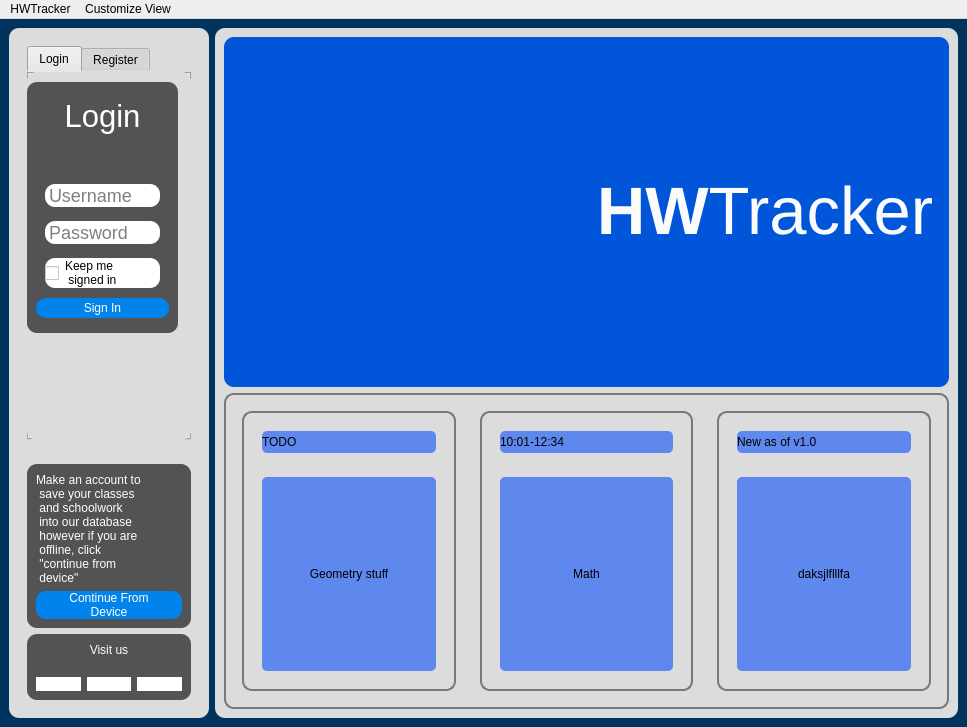
Above: uifiles/main.ui from weakunix/python_git before the change. Below: the same form after it.
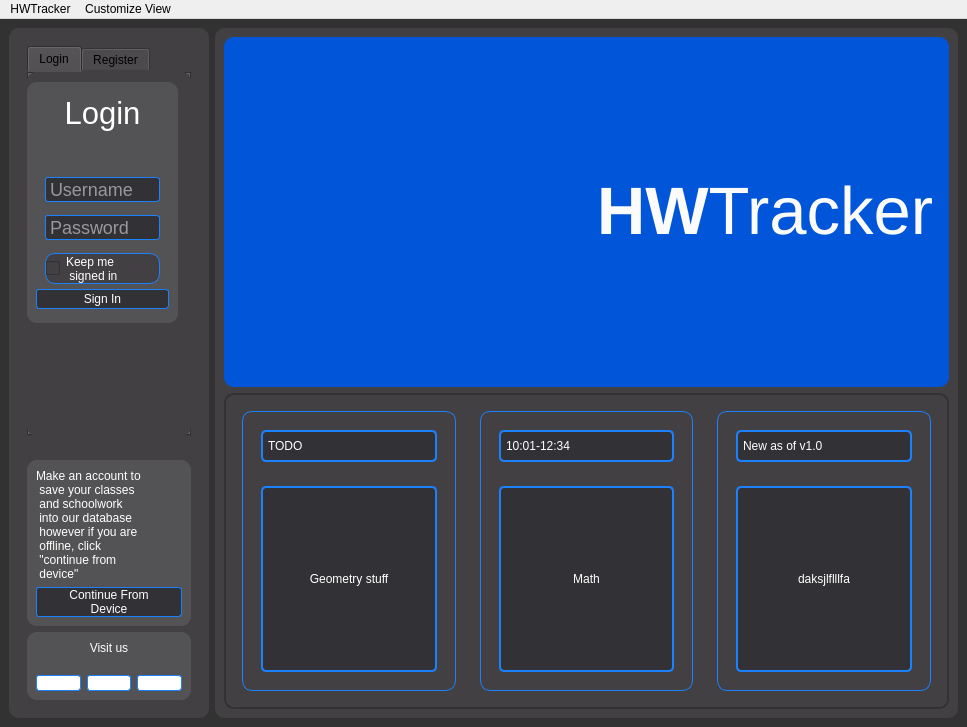
That is the form after the change. Icons and pictures are not drawn.

```diff
--- a/uifiles/main.ui
+++ b/uifiles/main.ui
@@ -24,7 +24,7 @@
   </property>
   <property name="styleSheet">
    <string notr="true">QMainWindow{
-	background:rgb(0, 51, 94);
+	background:rgb(51, 50, 51);
 }</string>
   </property>
   <widget class="QWidget" name="centralwidget">
@@ -45,22 +45,24 @@
       </property>
       <property name="styleSheet">
        <string notr="true">QWidget{
-	background:rgb(220, 220, 220);
+	background:rgb(66, 64, 66);
 	border-radius: 10px;
 }
 QPushButton{
 	color:rgb(255, 255, 255);
-	background:rgb(0, 132, 235);
-	border-radius: 10px;
+	background: rgb(50, 50, 54);
+	border-radius:3px;
+	border: 1px solid rgb(27, 129, 255);
 }
 QPushButton:hover{
 	border:1px solid rgb(213, 214, 146);
 }
 QLineEdit{
 	font-size:18px;
-	background:rgb(255, 255, 255);
-	border-radius:10px;
-	border:0px solid;
+	background: rgb(50, 50, 54);
+	color: rgb(255, 255, 255);
+	border-radius:3px;
+	border: 1px solid rgb(27, 129, 255);
 	padding-left:2px;
 	padding-right:2px;
 }
@@ -68,7 +70,9 @@
 	border:1px solid rgb(213, 214, 146);
 }
 QCheckBox{
-	background:rgb(255, 255, 255);
+	background: rgb(66, 64, 66);
+	border: 1px solid rgb(27, 129, 255);
+	color:rgb(255, 255, 255);
 }
 QCheckBox:hover{
 	border:1px solid rgb(213, 214, 146);
@@ -102,7 +106,7 @@
                 <x>0</x>
                 <y>10</y>
                 <width>151</width>
-                <height>251</height>
+                <height>241</height>
                </rect>
               </property>
               <property name="minimumSize">
@@ -183,15 +187,15 @@
                   <enum>QFrame::Sunken</enum>
                  </property>
                  <layout class="QVBoxLayout" name="verticalLayout">
-                  <item>
-                   <widget class="QLineEdit" name="passwordInputS">
-                    <property name="placeholderText">
-                     <string>Username</string>
-                    </property>
-                   </widget>
-                  </item>
                   <item>
                    <widget class="QLineEdit" name="UsernameInputS">
+                    <property name="placeholderText">
+                     <string>Username</string>
+                    </property>
+                   </widget>
+                  </item>
+                  <item>
+                   <widget class="QLineEdit" name="PasswordInputS">
                     <property name="font">
                      <font>
                       <pointsize>-1</pointsize>
@@ -508,8 +512,8 @@
                </property>
                <property name="iconSize">
                 <size>
-                 <width>32</width>
-                 <height>32</height>
+                 <width>40</width>
+                 <height>40</height>
                 </size>
                </property>
               </widget>
@@ -530,8 +534,8 @@
                </property>
                <property name="iconSize">
                 <size>
-                 <width>32</width>
-                 <height>32</height>
+                 <width>40</width>
+                 <height>40</height>
                 </size>
                </property>
               </widget>
@@ -552,8 +556,8 @@
                </property>
                <property name="iconSize">
                 <size>
-                 <width>32</width>
-                 <height>32</height>
+                 <width>40</width>
+                 <height>40</height>
                 </size>
                </property>
               </widget>
@@ -571,7 +575,7 @@
      <widget class="QWidget" name="rightSide" native="true">
       <property name="styleSheet">
        <string notr="true">QWidget{
-	background:rgb(220, 220, 220);
+	background:rgb(66, 64, 66);
 	border-radius: 10px;
 }</string>
       </property>
@@ -658,16 +662,24 @@
          </property>
          <property name="styleSheet">
           <string notr="true">QGroupBox{
-	border: 2px solid rgb(120, 119, 121);
+	border: 2px solid rgb(50, 50, 54);
 }
 QLabel{
-	background:rgb(94, 136, 238);
+	background:rgb(50, 50, 54);
 	border-radius:5px;
+	border: 2px solid rgb(27, 129, 255);
+	padding:2px;
+	color:rgb(255, 255, 255);
 }</string>
          </property>
          <layout class="QHBoxLayout" name="horizontalLayout_2">
           <item>
            <widget class="QScrollArea" name="TODOS">
+            <property name="styleSheet">
+             <string notr="true">QGroupBox{
+	border: 1px solid rgb(27, 129, 255);
+}</string>
+            </property>
             <property name="verticalScrollBarPolicy">
              <enum>Qt::ScrollBarAlwaysOff</enum>
             </property>
@@ -701,7 +713,7 @@
                    <property name="maximumSize">
                     <size>
                      <width>16777215</width>
-                     <height>40</height>
+                     <height>50</height>
                     </size>
                    </property>
                    <property name="frameShape">
@@ -752,6 +764,11 @@
           </item>
           <item>
            <widget class="QScrollArea" name="SCHEDULE">
+            <property name="styleSheet">
+             <string notr="true">QGroupBox{
+	border: 1px solid rgb(27, 129, 255);
+}</string>
+            </property>
             <property name="verticalScrollBarPolicy">
              <enum>Qt::ScrollBarAlwaysOff</enum>
             </property>
@@ -785,7 +802,7 @@
                    <property name="maximumSize">
                     <size>
                      <width>16777215</width>
-                     <height>40</height>
+                     <height>50</height>
                     </size>
                    </property>
                    <property name="frameShape">
@@ -863,13 +880,18 @@
                   <height>170</height>
                  </size>
                 </property>
+                <property name="styleSheet">
+                 <string notr="true">QGroupBox{
+	border: 1px solid rgb(27, 129, 255);
+}</string>
+                </property>
                 <layout class="QVBoxLayout" name="verticalLayout_6">
                  <item>
                   <widget class="QFrame" name="NBtitleBox">
                    <property name="maximumSize">
                     <size>
                      <width>16777215</width>
-                     <height>40</height>
+                     <height>50</height>
                     </size>
                    </property>
                    <property name="frameShape">
@@ -881,6 +903,12 @@
                    <layout class="QVBoxLayout" name="verticalLayout_9">
                     <item>
                      <widget class="QLabel" name="NBtitle">
+                      <property name="maximumSize">
+                       <size>
+                        <width>16777215</width>
+                        <height>50</height>
+                       </size>
+                      </property>
                       <property name="text">
                        <string>New as of v1.0</string>
                       </property>
```
Left out of the diff: 27 changed lines with no effect on the pictures.
